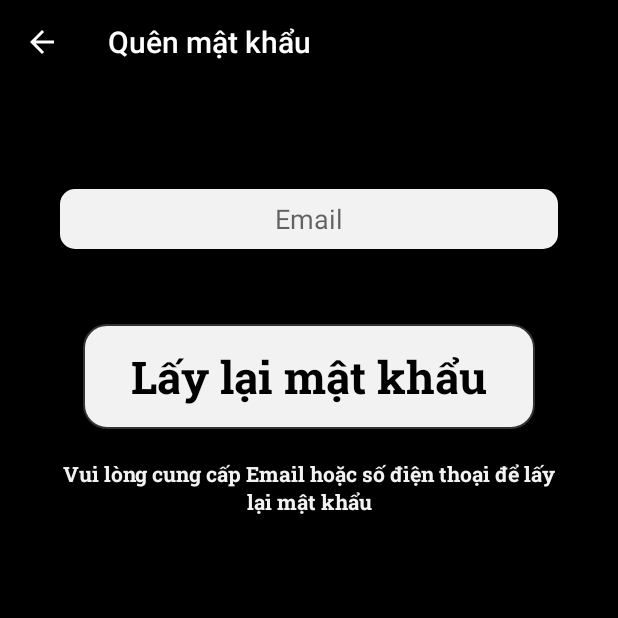
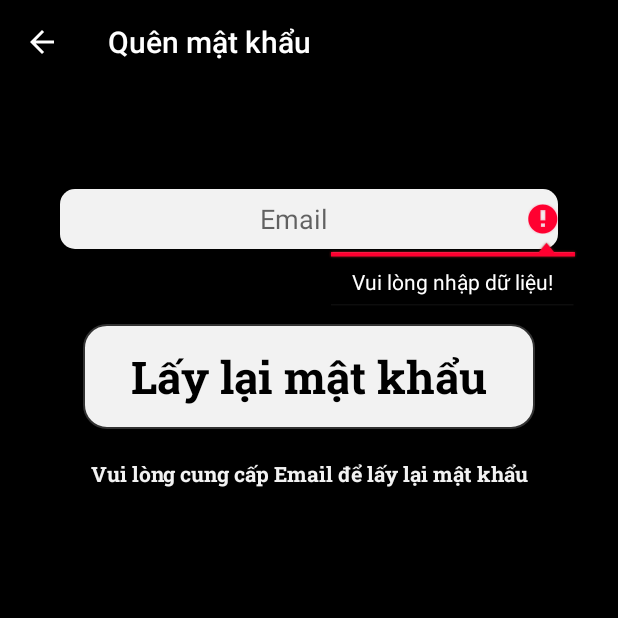
Before and after one commit to minhthuan-rgb/LTDD_TH71_Nhom5, an Android app: the ForgotPasswordActivity screen opened directly, with no data from a screen before it, after a tap on "Lấy lại mật khẩu", on a phone screen of 412 x 824 dp, the top half of it. Run offline under Robolectric (Android 15) with nearby library versions, the phone set to English and light mode, and no system bars.

Commit message:
bat loi forgotPassword + fix UI

```diff
--- a/app/src/main/java/com/example/ltdd_th71_nhom5/ForgotPasswordActivity.java
+++ b/app/src/main/java/com/example/ltdd_th71_nhom5/ForgotPasswordActivity.java
@@ -70,8 +70,9 @@ public class ForgotPasswordActivity extends AppCompatActivity {
             @Override
             public void onClick(View v) {
                 boolean exists = false;
-                for(int i = 0; i < MainActivity.listUser.size(); i++){
-                    if(txtContact.getText().toString().equals(MainActivity.listUser.get(i).getId())) {
+                if(checkEditText(txtContact) && isValidEmail(txtContact.getText().toString())) {
+                    for (int i = 0; i < MainActivity.listUser.size(); i++) {
+                        if (txtContact.getText().toString().equals(MainActivity.listUser.get(i).getId())) {
                             addNotification(MainActivity.listUser.get(i).getUserId(), i);
                             txtContactSended.setText(
                                     String.format("Mật khẩu đã được gửi đến Email %s. Vui lòng kiểm tra thông báo để cập nhật thông tin.",
@@ -87,6 +88,7 @@ public class ForgotPasswordActivity extends AppCompatActivity {
                     if (!exists)
                         Toast.makeText(ForgotPasswordActivity.this, "Email không tồn tại.", Toast.LENGTH_LONG).show();
                 }
+            }
         });
 
         btnContinue.setOnClickListener(new View.OnClickListener() {
@@ -97,7 +99,24 @@ public class ForgotPasswordActivity extends AppCompatActivity {
             }
         });
     }
-
+    private boolean isValidEmail(String target) {
+        if (target.matches("[a-zA-Z0-9._-]+@[a-z]+.[a-z]+"))
+            return true;
+        else if (target.matches("[a-zA-Z0-9._-]+@[a-z]+.[a-z]+.[a-z]+"))
+            return true;
+        else {
+            txtContact.setError("Email sai định dạng!");
+        }
+        return false;
+    }
+    private boolean checkEditText(EditText editText) {
+        if (editText.getText().toString().trim().length() > 0)
+            return true;
+        else {
+            editText.setError("Vui lòng nhập dữ liệu!");
+        }
+        return false;
+    }
     private void addNotification(String key, int position) {
         Intent forgotPWIntent = new Intent(this, ForgotPasswordActivity2.class);
         forgotPWIntent.putExtra("Key", key);
--- a/app/src/main/res/layout/activity_forgot_password.xml
+++ b/app/src/main/res/layout/activity_forgot_password.xml
@@ -42,7 +42,7 @@
             android:textColor="#F2F2F2"
             android:fontFamily="@font/roboto_slab_bold"
             android:layout_below="@+id/btnGetPW"
-            android:text="Vui lòng cung cấp Email hoặc số điện thoại để lấy lại mật khẩu"
+            android:text="Vui lòng cung cấp Email để lấy lại mật khẩu"
             android:textSize="14sp"/>
     </RelativeLayout>
 
```
Lines whose indentation alone changed are shown as unchanged.
